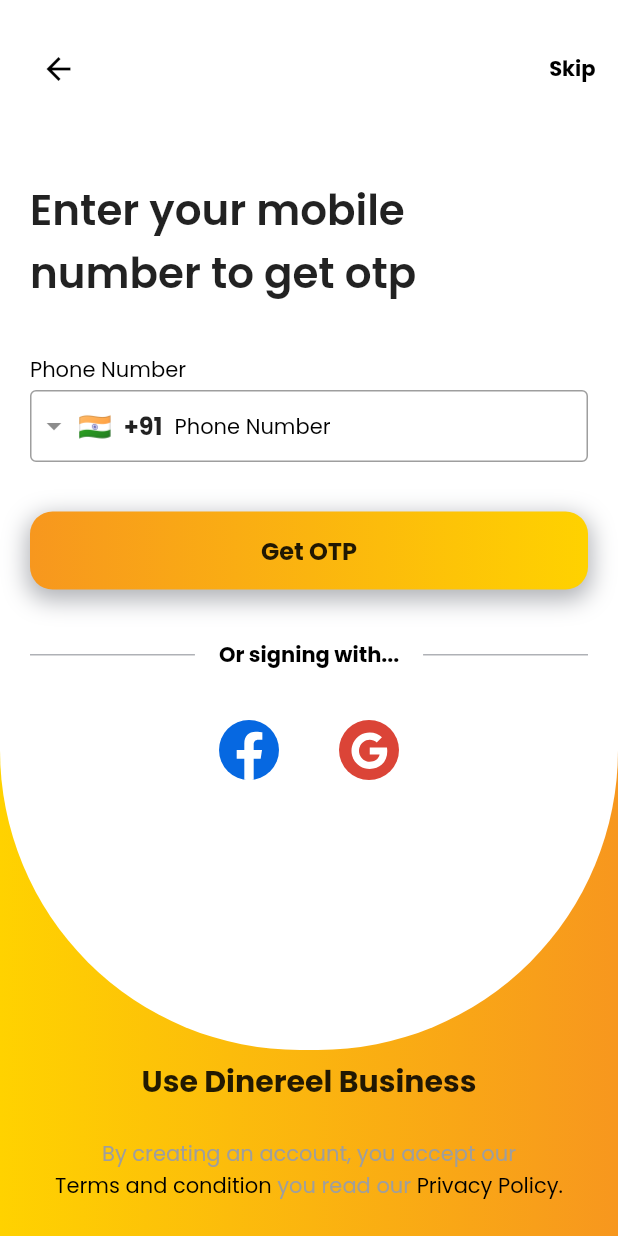
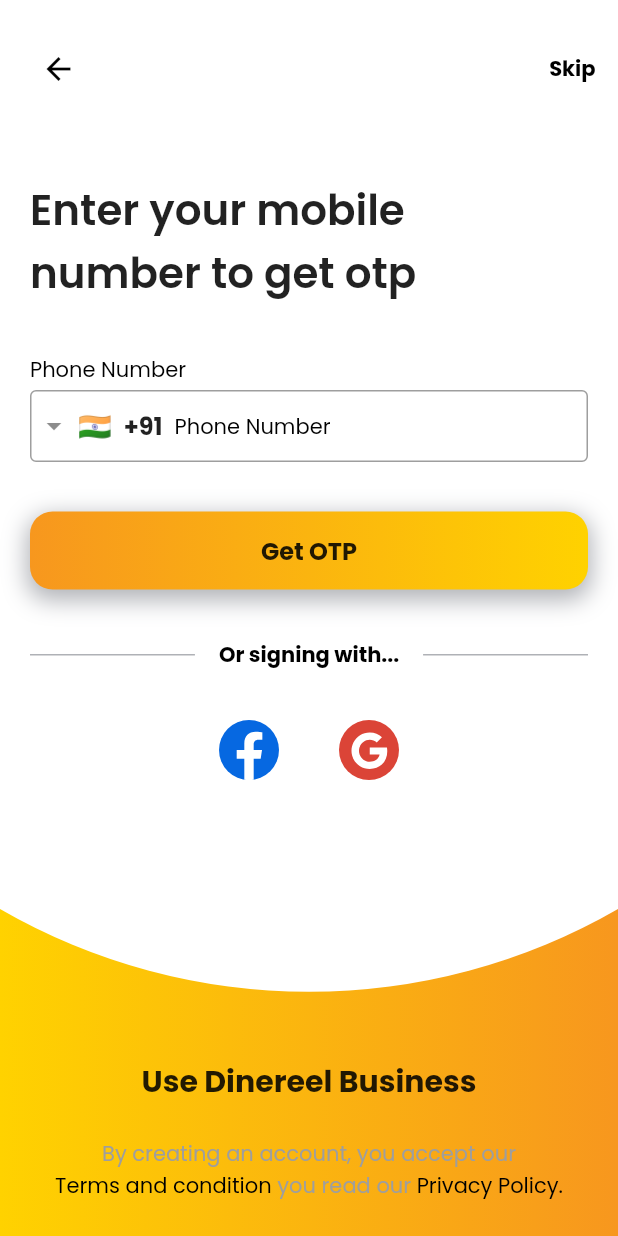
Before and after one commit to radutta/DineReelMobileApp, a Flutter app: the screen it shows after launch, after a tap on "Get Started", on a phone screen of 412 x 824 dp. Run offline on Flutter 3.47's test engine with Material 2 defaults, Android fonts, the phone set to English and light mode, and no system bars; drawn by our look-alikes of intl_phone_field; our stand-ins replace bloc, carousel_slider, easy_localization, flutter_bloc, flutter_svg, google_fonts and 4 more; missing offline and left inert: qr_code_scanner; network calls fail.

Commit message:
creating login page circular design

```diff
--- a/lib/src/features/auth/screens/login_page.dart
+++ b/lib/src/features/auth/screens/login_page.dart
@@ -7,8 +7,8 @@ import 'package:intl_phone_field/intl_phone_field.dart';
 import '../../../common_widgets/primary_regular_action_button.dart';
 import '../../../themes/colors.dart';
 import '../../../routing/routing_function.dart';
-import '../../admin/screens/business_login_page.dart';
 import '../../menu/screens/menu_page.dart';
+import '../widgets/login_bottom_widget.dart';
 
 class LoginPage extends StatelessWidget {
   const LoginPage({super.key});
@@ -19,73 +19,6 @@ class LoginPage extends StatelessWidget {
       resizeToAvoidBottomInset: false,
       backgroundColor: AppColors.white,
       body: SafeArea(
-        child: Stack(
-          children: [
-            Container(
-              decoration: const BoxDecoration(
-                gradient: LinearGradient(colors: [
-                  AppColors.primaryGradientLight,
-                  AppColors.primaryGradientDeep,
-                ]),
-              ),
-              child: SafeArea(
-                child: Column(
-                  crossAxisAlignment: CrossAxisAlignment.start,
-                  mainAxisSize: MainAxisSize.min,
-                  children: [
-                    const Spacer(),
-                    GestureDetector(
-                      onTap: () {
-                        Navigator.of(context).push(
-                            Routes().createRoute(const BusinessLoginPage()));
-                      },
-                      child: Center(
-                        child: Text(
-                          'use_dinereel_business'.tr(),
-                          style: Theme.of(context).textTheme.titleMedium,
-                        ),
-                      ),
-                    ),
-                    const SizedBox(height: 23),
-                    Center(
-                      child: Text(
-                        'accept'.tr(),
-                        style: Theme.of(context)
-                            .textTheme
-                            .displaySmall!
-                            .copyWith(color: Colors.grey),
-                      ),
-                    ),
-                    Center(
-                      child: RichText(
-                          text: TextSpan(children: [
-                        TextSpan(
-                            text: 'terms_and_condition'.tr(),
-                            style: Theme.of(context).textTheme.displaySmall),
-                        TextSpan(
-                            text: 'you_read_our'.tr(),
-                            style: Theme.of(context)
-                                .textTheme
-                                .displaySmall!
-                                .copyWith(color: Colors.grey)),
-                        TextSpan(
-                            text: 'privacy_policy'.tr(),
-                            style: Theme.of(context).textTheme.displaySmall)
-                      ])),
-                    ),
-                    const SizedBox(height: 23),
-                  ],
-                ),
-              ),
-            ),
-            Container(
-              height: 700,
-              width: MediaQuery.of(context).size.width,
-              decoration: const BoxDecoration(
-                  color: AppColors.white,
-                  borderRadius: BorderRadius.only(
-                      bottomRight: Radius.circular(200),
-                      bottomLeft: Radius.circular(200))),
         child: Column(
           crossAxisAlignment: CrossAxisAlignment.start,
           mainAxisSize: MainAxisSize.min,
@@ -157,8 +90,8 @@ class LoginPage extends StatelessWidget {
                 child: PrimaryRegularActionButton(
                   text: 'get_otp'.tr(),
                   action: () {
-                          Navigator.of(context).push(Routes()
-                              .createRouteUp(const OtpVerificationPage()));
+                    Navigator.of(context).push(
+                        Routes().createRouteUp(const OtpVerificationPage()));
                   },
                   disable: false,
                 ),
@@ -205,9 +138,8 @@ class LoginPage extends StatelessWidget {
                 ],
               ),
             ),
-                ],
-              ),
-            ),
+            const Spacer(),
+            const LoginBottomWidget()
           ],
         ),
       ),
--- a/lib/src/features/auth/screens/otp_vedification_page.dart
+++ b/lib/src/features/auth/screens/otp_vedification_page.dart
@@ -163,7 +163,7 @@ class _OtpVerificationPageState extends State<OtpVerificationPage> {
                       'resend_otp'.tr(),
                       textAlign: TextAlign.center,
                       style: Theme.of(context).textTheme.displaySmall,
-                    )
+                    ),
                   ],
                 ),
               ),
--- /dev/null
+++ b/lib/src/features/auth/widgets/login_bottom_widget.dart
@@ -0,0 +1,87 @@
+import 'package:dinereel/src/features/auth/widgets/semicircle_painter.dart';
+import 'package:easy_localization/easy_localization.dart';
+import 'package:flutter/material.dart';
+
+import '../../../routing/routing_function.dart';
+import '../../../themes/colors.dart';
+import '../../admin/screens/business_login_page.dart';
+
+class LoginBottomWidget extends StatelessWidget {
+  const LoginBottomWidget({super.key});
+
+  @override
+  Widget build(BuildContext context) {
+    return Stack(
+      children: [
+        Container(
+          // height: 200,
+          width: MediaQuery.of(context).size.width,
+          decoration: const BoxDecoration(
+            gradient: LinearGradient(colors: [
+              AppColors.primaryGradientLight,
+              AppColors.primaryGradientDeep,
+            ]),
+          ),
+          child: Column(
+            children: [
+              const SizedBox(height: 100),
+              GestureDetector(
+                onTap: () {
+                  Navigator.of(context)
+                      .push(Routes().createRoute(const BusinessLoginPage()));
+                },
+                child: Center(
+                  child: Text(
+                    'use_dinereel_business'.tr(),
+                    style: Theme.of(context).textTheme.titleMedium,
+                  ),
+                ),
+              ),
+              const SizedBox(height: 23),
+              Center(
+                child: Text(
+                  'accept'.tr(),
+                  style: Theme.of(context)
+                      .textTheme
+                      .displaySmall!
+                      .copyWith(color: Colors.grey),
+                ),
+              ),
+              Center(
+                child: RichText(
+                    text: TextSpan(children: [
+                  TextSpan(
+                      text: 'terms_and_condition'.tr(),
+                      style: Theme.of(context).textTheme.displaySmall),
+                  TextSpan(
+                      text: 'you_read_our'.tr(),
+                      style: Theme.of(context)
+                          .textTheme
+                          .displaySmall!
+                          .copyWith(color: Colors.grey)),
+                  TextSpan(
+                      text: 'privacy_policy'.tr(),
+                      style: Theme.of(context).textTheme.displaySmall)
+                ])),
+              ),
+              const SizedBox(height: 23),
+            ],
+          ),
+        ),
+        CustomPaint(
+          painter: SemicirclePainter(),
+          child: Container(
+            height: 0,
+            width: MediaQuery.of(context).size.width,
+            decoration: const BoxDecoration(
+              gradient: LinearGradient(colors: [
+                AppColors.primaryGradientLight,
+                AppColors.primaryGradientDeep,
+              ]),
+            ),
+          ),
+        ),
+      ],
+    );
+  }
+}
--- /dev/null
+++ b/lib/src/features/auth/widgets/semicircle_painter.dart
@@ -0,0 +1,49 @@
+import 'package:flutter/material.dart';
+
+class MyCustomClipper extends CustomClipper<Path> {
+  @override
+  Path getClip(Size size) {
+    final path = Path()
+      ..moveTo(0, size.height) // Start from bottom-left corner
+      ..lineTo(0, size.height / 2) // Draw a line to the top-left corner
+      ..arcToPoint(
+        Offset(size.width, size.height / 2), // Top-right corner
+        clockwise: false, // Counter-clockwise arc
+        radius: Radius.circular(size.width / 2), // Circular arc
+      )
+      ..lineTo(size.width,
+          size.height); // Draw a line back to the bottom-right corner
+
+    path.close();
+    return path;
+  }
+
+  @override
+  bool shouldReclip(covariant CustomClipper<Path> oldClipper) {
+    return true;
+  }
+}
+
+class SemicirclePainter extends CustomPainter {
+  @override
+  void paint(Canvas canvas, Size size) {
+    final paint = Paint()
+      ..color = Colors.white
+      ..style = PaintingStyle.fill;
+
+    final path = Path()
+      ..moveTo(0, size.height) // Start from bottom-left corner
+      ..lineTo(0, size.height / 2) // Draw a line to the top-left corner
+      ..arcToPoint(
+        Offset(size.width, size.height / 2), // Top-right corner
+        clockwise: false, // Counter-clockwise arc
+        radius: Radius.circular(size.width), // Circular arc
+      )
+      ..lineTo(size.width, size.height);
+
+    canvas.drawPath(path, paint);
+  }
+
+  @override
+  bool shouldRepaint(SemicirclePainter oldDelegate) => true;
+}
--- a/pubspec.yaml
+++ b/pubspec.yaml
@@ -47,6 +47,7 @@ dependencies:
   bloc: ^8.1.2
   flutter_bloc: ^8.1.3
   image_picker: ^0.8.9
+  flutter_screenutil: ^5.8.4
 
 dev_dependencies:
   flutter_test:
```
Also changed, not shown: lib/src/features/menu/widgets/semi_circle_clipper.dart (+0 -45 lines), pubspec.lock. Lines whose indentation alone changed are shown as unchanged.
